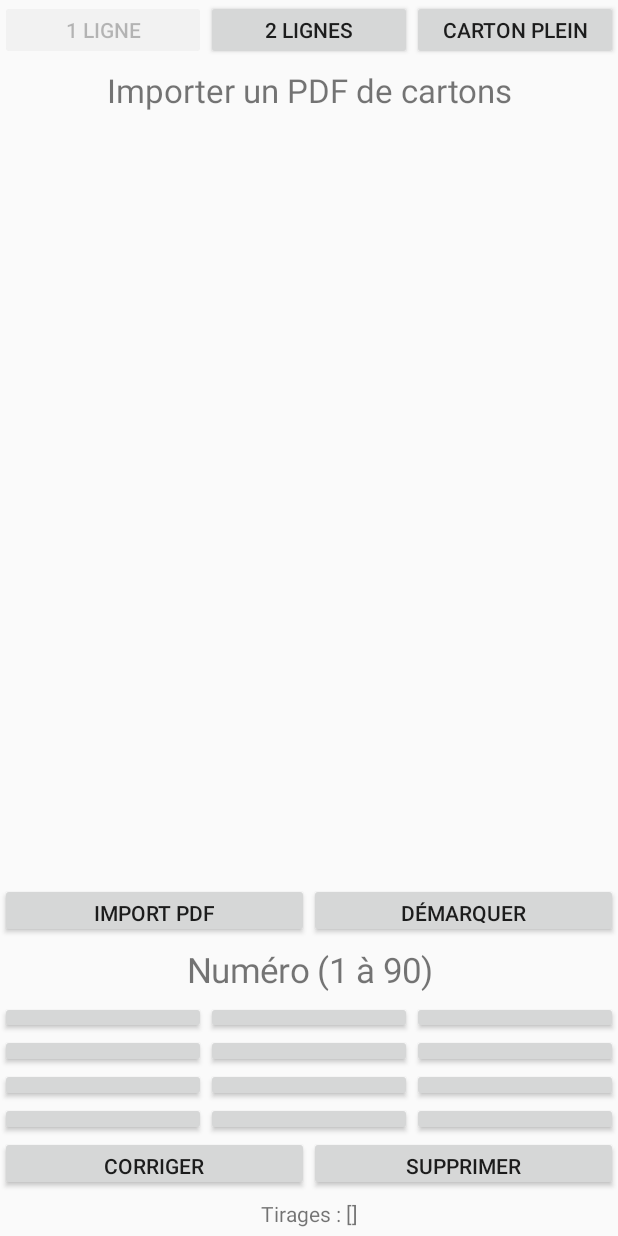
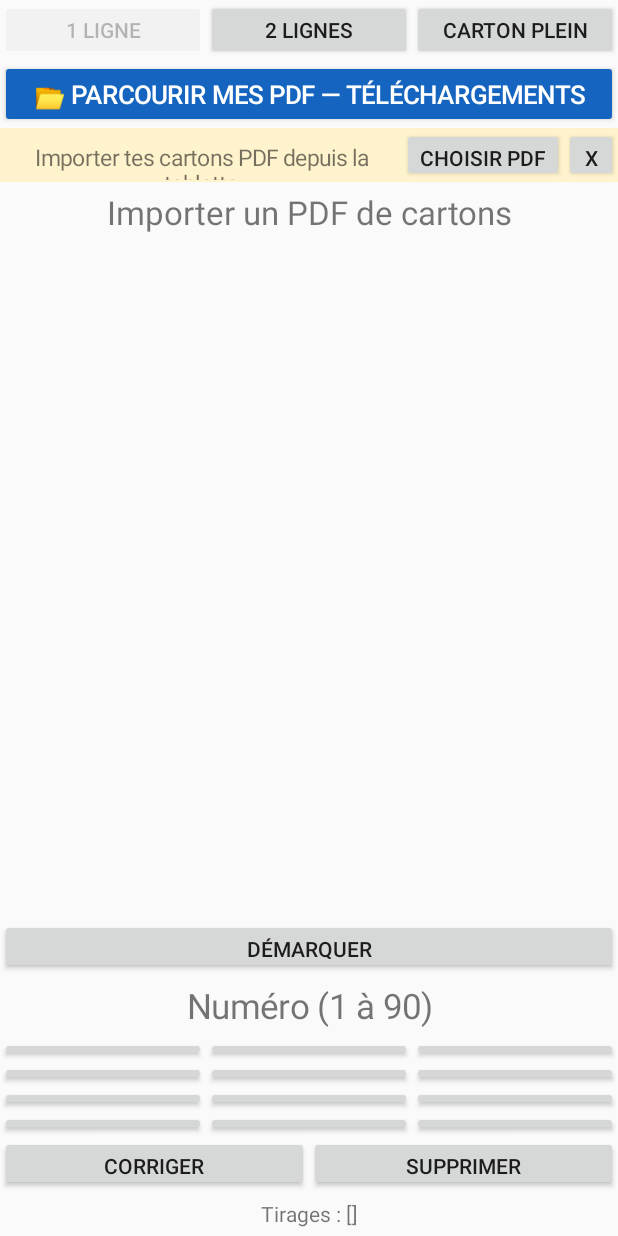
Before and after one commit to Sbxnumerik/Cartonsloto, an Android app: the screen it shows after launch (MainActivity), on a phone screen of 412 x 824 dp. Run offline under Robolectric (Android 15) with nearby library versions, the phone set to English and light mode, and no system bars.

Commit message:
Afficher bouton PDF permanent et invitation 30 secondes au lancement

```diff
--- a/app/src/main/java/fr/loto/cartons/MainActivity.java
+++ b/app/src/main/java/fr/loto/cartons/MainActivity.java
@@ -1,15 +1,19 @@
 package fr.loto.cartons;
 import android.app.*;import android.os.*;import android.content.*;import android.net.Uri;import android.view.*;import android.widget.*;import org.json.*;import java.util.*;
 public class MainActivity extends Activity {
- Game game=new Game(); LinearLayout root,cards,entry; TextView input;String digits="";static final int PICK=12;
- @Override public void onCreate(Bundle b){super.onCreate(b);getWindow().addFlags(128);load();render();}
+ Game game=new Game(); LinearLayout root,cards,entry; TextView input;String digits="";static final int PICK=12; boolean startupPromptVisible=true; final Handler promptHandler=new Handler(Looper.getMainLooper());
+ @Override public void onCreate(Bundle b){super.onCreate(b);getWindow().addFlags(128);load();render();promptHandler.postDelayed(()->{startupPromptVisible=false;render();},30000);}
  TextView text(String s,int size){TextView t=new TextView(this);t.setText(s);t.setTextSize(size);t.setGravity(Gravity.CENTER);t.setPadding(5,8,5,8);return t;}
  Button button(String s,Runnable r){Button b=new Button(this);b.setText(s);b.setAllCaps(false);b.setOnClickListener(v->r.run());return b;}
  void render(){root=new LinearLayout(this);root.setOrientation(1);setContentView(root);LinearLayout modes=new LinearLayout(this);root.addView(modes);for(int i=1;i<=3;i++){final int m=i;Button b=button(i==1?"1 LIGNE":i==2?"2 LIGNES":"CARTON PLEIN",()->{game.mode=m;save();render();});b.setEnabled(game.mode!=i);modes.addView(b,new LinearLayout.LayoutParams(0,60,1));}
+ Button browse=button("📂 PARCOURIR MES PDF — TÉLÉCHARGEMENTS",()->openPdfPicker());browse.setTextSize(17);browse.setBackgroundTintList(android.content.res.ColorStateList.valueOf(0xff1565c0));browse.setTextColor(0xffffffff);root.addView(browse,new LinearLayout.LayoutParams(-1,68));
+ if(startupPromptVisible){LinearLayout banner=new LinearLayout(this);banner.setOrientation(0);banner.setBackgroundColor(0xfffff3cd);TextView hint=text("Importer tes cartons PDF depuis la tablette",15);banner.addView(hint,new LinearLayout.LayoutParams(0,54,1));banner.addView(button("CHOISIR PDF",()->openPdfPicker()),new LinearLayout.LayoutParams(-2,54));banner.addView(button("X",()->{startupPromptVisible=false;render();}),new LinearLayout.LayoutParams(54,54));root.addView(banner);}
  boolean wide=getResources().getConfiguration().orientation==2;LinearLayout body=new LinearLayout(this);body.setOrientation(wide?0:1);root.addView(body,new LinearLayout.LayoutParams(-1,0,1));
  ScrollView scroll=new ScrollView(this);cards=new LinearLayout(this);cards.setOrientation(1);scroll.addView(cards);body.addView(scroll,new LinearLayout.LayoutParams(wide?0:-1,wide?-1:0,7));
  entry=new LinearLayout(this);entry.setOrientation(1);body.addView(entry,new LinearLayout.LayoutParams(wide?0:-1,wide?-1:0,3));
- LinearLayout actions=new LinearLayout(this);entry.addView(actions);actions.addView(button("IMPORT PDF",()->{Intent i=new Intent(Intent.ACTION_OPEN_DOCUMENT);i.addCategory(Intent.CATEGORY_OPENABLE);i.setType("application/pdf");i.addFlags(Intent.FLAG_GRANT_READ_URI_PERMISSION | Intent.FLAG_GRANT_PERSISTABLE_URI_PERMISSION);try{i.putExtra("android.provider.extra.INITIAL_URI",Uri.parse("content://com.android.providers.downloads.documents/root/downloads"));}catch(Exception ignored){}startActivityForResult(i,PICK);}),new LinearLayout.LayoutParams(0,55,1));actions.addView(button("DÉMARQUER",()->new AlertDialog.Builder(this).setTitle("Effacer tous les tirages ?").setNegativeButton("Annuler",null).setPositiveButton("Confirmer",(d,w)->{game.clear();save();render();}).show()),new LinearLayout.LayoutParams(0,55,1));
+ LinearLayout actions=new LinearLayout(this);entry.addView(actions);
+ actions.addView(button("DÉMARQUER",()->new AlertDialog.Builder(this).setTitle("Effacer tous les tirages ?").setNegativeButton("Annuler",null).setPositiveButton("Confirmer",(d,w)->{game.clear();save();render();}).show()),new LinearLayout.LayoutParams(-1,55));
+
  input=text(digits.isEmpty()?"Numéro (1 à 90)":digits,23);entry.addView(input);
  LinearLayout pad=new LinearLayout(this);pad.setOrientation(1);entry.addView(pad,new LinearLayout.LayoutParams(-1,0,1));String[][] keys={{"1","2","3"},{"4","5","6"},{"7","8","9"},{"⌫","0","OK"}};for(String[] line:keys){LinearLayout row=new LinearLayout(this);pad.addView(row,new LinearLayout.LayoutParams(-1,0,1));for(String key:line)row.addView(button(key,()->key(key)),new LinearLayout.LayoutParams(0,-1,1));}
  LinearLayout edits=new LinearLayout(this);entry.addView(edits);edits.addView(button("CORRIGER",()->numberDialog("Ancien numéro",old->numberDialog("Nouveau numéro",n->{try{game.replace(old,n);save();render();}catch(Exception e){toast(e.getMessage());}}))),new LinearLayout.LayoutParams(0,55,1));edits.addView(button("SUPPRIMER",()->numberDialog("Numéro à supprimer",n->{game.remove(n);save();render();})),new LinearLayout.LayoutParams(0,55,1));
@@ -19,6 +23,7 @@ public class MainActivity extends Activity {
  void showCards(){ArrayList<Game.Card> list=new ArrayList<>(game.cards);list.sort((a,b)->Integer.compare(game.missing(a),game.missing(b)));if(list.isEmpty())cards.addView(text("Importer un PDF de cartons",22));for(int i=0;i<list.size();i++)cards.addView(cardView(list.get(i),i==0));}
  LinearLayout cardView(Game.Card c,boolean large){LinearLayout box=new LinearLayout(this);box.setOrientation(1);box.setPadding(8,8,8,15);box.setBackgroundColor(large?0xffdbeafe:0xffeeeeee);box.addView(text("CARTON "+c.id+" — "+game.missing(c)+" manquant(s)",large?23:17));for(int[] line:c.grid){LinearLayout row=new LinearLayout(this);box.addView(row);for(int n:line){TextView cell=text(n==0?"":""+n,large?21:16);cell.setBackgroundColor(n!=0&&game.drawn.contains(n)?0xffa7e8b4:0xffffffff);row.addView(cell,new LinearLayout.LayoutParams(0,large?55:42,1));}}return box;}
  void checkWin(){for(Game.Card c:game.cards)if(game.winner(c)&&!game.acknowledged.contains(game.winKey(c))){new AlertDialog.Builder(this).setTitle("GAGNANT ! Carton "+c.id).setView(cardView(c,true)).setCancelable(false).setPositiveButton("VÉRIFICATION OK",(d,w)->{game.acknowledged.add(game.winKey(c));save();render();}).show();break;}}
+ void openPdfPicker(){try{Intent i=new Intent(Intent.ACTION_OPEN_DOCUMENT);i.addCategory(Intent.CATEGORY_OPENABLE);i.setType("application/pdf");i.addFlags(Intent.FLAG_GRANT_READ_URI_PERMISSION|Intent.FLAG_GRANT_PERSISTABLE_URI_PERMISSION);startActivityForResult(i,PICK);}catch(Exception e){try{Intent i=new Intent(Intent.ACTION_GET_CONTENT);i.setType("application/pdf");i.addCategory(Intent.CATEGORY_OPENABLE);startActivityForResult(Intent.createChooser(i,"Choisir un PDF dans la tablette"),PICK);}catch(Exception ex){new AlertDialog.Builder(this).setTitle("Explorateur indisponible").setMessage(ex.getMessage()).setPositiveButton("OK",null).show();}}}
  void toast(String s){Toast.makeText(this,s,Toast.LENGTH_LONG).show();}
  @Override protected void onActivityResult(int request,int result,Intent data){super.onActivityResult(request,result,data);if(request!=PICK||result!=RESULT_OK||data==null)return;Uri uri=data.getData();if(uri==null){toast("Aucun fichier sélectionné");return;}try{getContentResolver().takePersistableUriPermission(uri,Intent.FLAG_GRANT_READ_URI_PERMISSION);}catch(Exception ignored){}new Thread(()->{try{ArrayList<Game.Card> imported=PdfImporter.read(this,uri);runOnUiThread(()->{int added=0;for(Game.Card c:imported){boolean exists=false;for(Game.Card x:game.cards)if(x.id.equals(c.id))exists=true;if(!exists){game.cards.add(c);added++;}}save();render();toast(added+" cartons importés. Vérifie leur contenu.");});}catch(Exception e){runOnUiThread(()->new AlertDialog.Builder(this).setTitle("Import impossible").setMessage(e.getMessage()).setPositiveButton("OK",null).show());}}).start();}
  void save(){try{JSONObject o=new JSONObject();o.put("mode",game.mode);JSONArray cs=new JSONArray();for(Game.Card c:game.cards){JSONObject j=new JSONObject();j.put("id",c.id);JSONArray rows=new JSONArray();for(int[] row:c.grid){JSONArray nums=new JSONArray();for(int n:row)nums.put(n);rows.put(nums);}j.put("grid",rows);cs.put(j);}o.put("cards",cs);o.put("drawn",new JSONArray(game.drawn));o.put("ack",new JSONArray(game.acknowledged));getPreferences(0).edit().putString("state",o.toString()).apply();}catch(Exception ignored){}}
```
